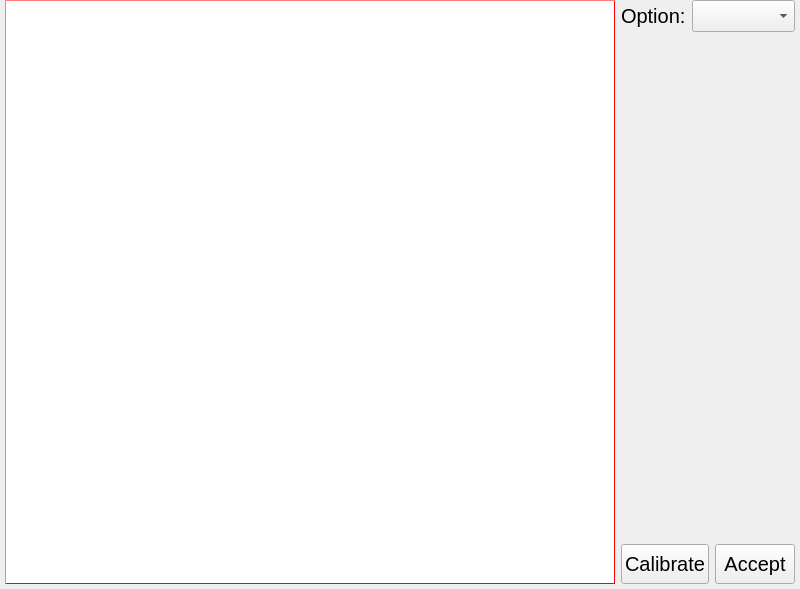
This is ui/wizard/calibration/calibration_widget.ui in 15903016222/Voice as Qt 5 draws it before an edit. The edited form follows.
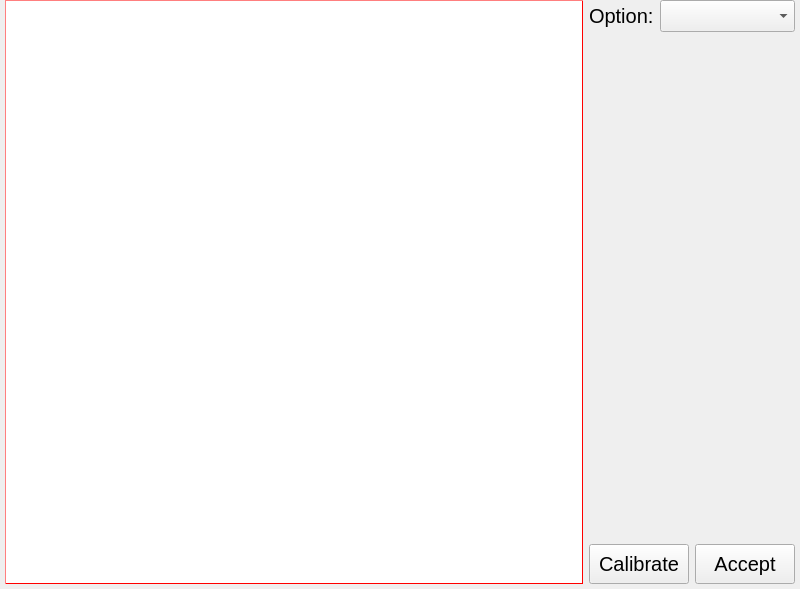
This is the edited form.

Patch:
```diff
--- a/ui/wizard/calibration/calibration_widget.ui
+++ b/ui/wizard/calibration/calibration_widget.ui
@@ -114,7 +114,7 @@
      <item>
       <widget class="QWidget" name="propertiesWidget" native="true">
        <property name="sizePolicy">
-        <sizepolicy hsizetype="Expanding" vsizetype="Preferred">
+        <sizepolicy hsizetype="Preferred" vsizetype="Preferred">
          <horstretch>0</horstretch>
          <verstretch>0</verstretch>
         </sizepolicy>
@@ -158,7 +158,7 @@
          </property>
          <property name="minimumSize">
           <size>
-           <width>0</width>
+           <width>100</width>
            <height>40</height>
           </size>
          </property>
@@ -182,7 +182,7 @@
          </property>
          <property name="minimumSize">
           <size>
-           <width>0</width>
+           <width>100</width>
            <height>40</height>
           </size>
          </property>
```
